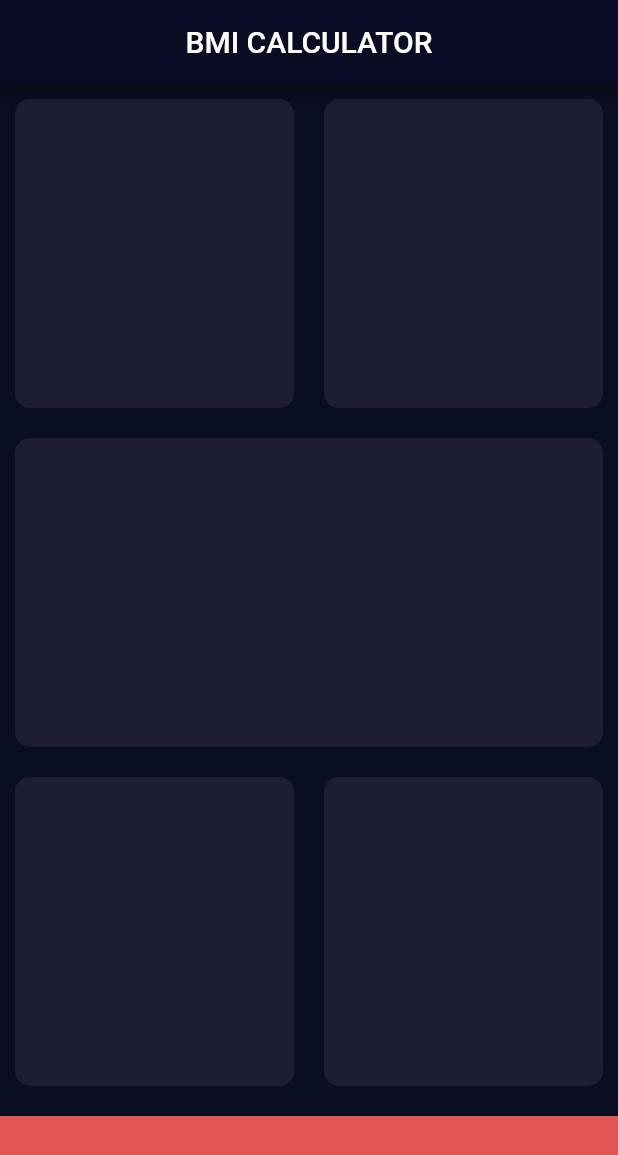
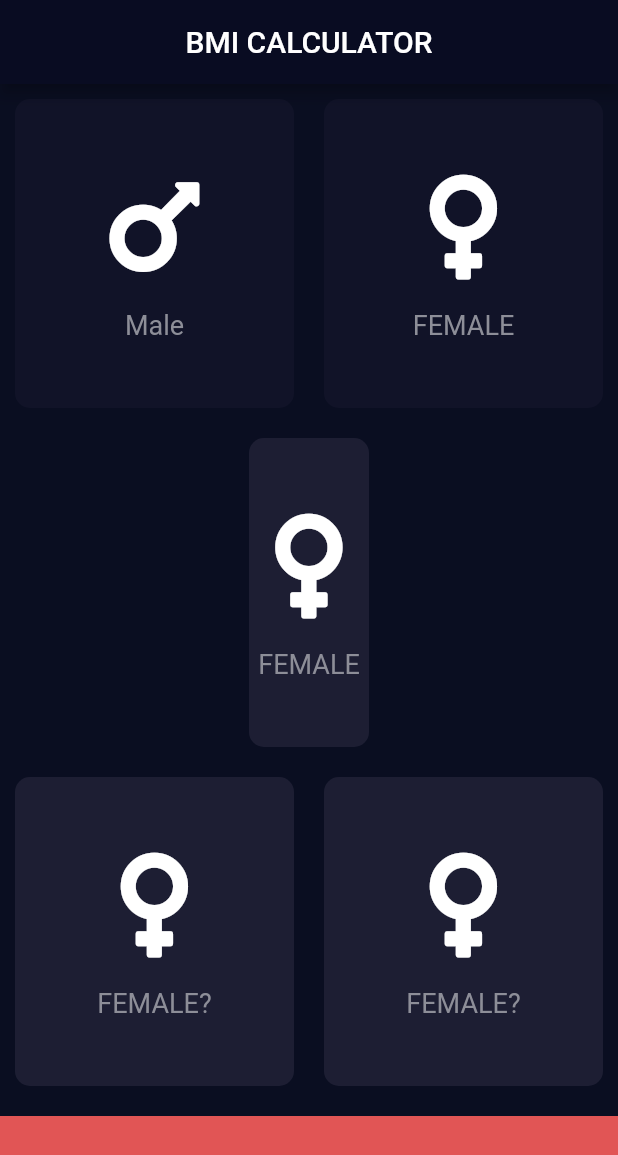
Before and after one commit to unalcan123/bmicalculator, a Flutter app: the screen it shows after launch, on a phone screen of 412 x 824 dp. Shown: the top 1155 px of the screen. Run offline on Flutter 3.47's test engine with Material 2 defaults, Android fonts, the phone set to English and light mode, and no system bars; our stand-ins replace font_awesome_flutter.

Commit message:
gece oldu

```diff
--- /dev/null
+++ b/lib/icon_content.dart
@@ -0,0 +1,25 @@
+import 'package:flutter/material.dart';
+
+const labelTextStyle = TextStyle(fontSize: 18, color: Color(0xff8d8e98));
+
+class IconContent extends StatelessWidget {
+  IconContent({required this.icon, required this.label});
+  final IconData icon;
+  final String label;
+  @override
+  Widget build(BuildContext context) {
+    return Column(
+      mainAxisAlignment: MainAxisAlignment.center,
+      children: [
+        Icon(
+          icon,
+          size: 80.0,
+        ),
+        const SizedBox(
+          height: 15.0,
+        ),
+        Text(label, style: labelTextStyle),
+      ],
+    );
+  }
+}
--- a/lib/input_page.dart
+++ b/lib/input_page.dart
@@ -1,8 +1,13 @@
+import 'package:bmicoculator/reusaable_card.dart';
 import 'package:flutter/material.dart';
+import 'package:font_awesome_flutter/font_awesome_flutter.dart';
+
+import 'icon_content.dart';
 
 const bottomContainerHeight = 80.0;
 const activeCardColor = Color(0xff1d1e33);
 const bottomContainerColor = Color(0xffe15555);
+const inactiveCardColor = Color(0xff111328);
 
 class InputPage extends StatefulWidget {
   const InputPage({Key? key}) : super(key: key);
@@ -12,6 +17,28 @@ class InputPage extends StatefulWidget {
 }
 
 class _InputPageState extends State<InputPage> {
+  Color maleCardColor = inactiveCardColor;
+  Color femaleCardColor = inactiveCardColor;
+
+  void updateColour(int gender) {
+    if (gender == 1) {
+      if (maleCardColor == inactiveCardColor) {
+        maleCardColor = activeCardColor;
+        femaleCardColor = inactiveCardColor;
+      } else {
+        maleCardColor = inactiveCardColor;
+      }
+    }
+    if (gender == 2) {
+      if (femaleCardColor == inactiveCardColor) {
+        femaleCardColor = activeCardColor;
+        maleCardColor = inactiveCardColor;
+      } else {
+        femaleCardColor = inactiveCardColor;
+      }
+    }
+  }
+
   @override
   Widget build(BuildContext context) {
     return Scaffold(
@@ -26,13 +53,36 @@ class _InputPageState extends State<InputPage> {
             child: Row(
               children: [
                 Expanded(
-                  child: ReuseableCard(
-                    colour: activeCardColor,
+                  child: GestureDetector(
+                    onTap: () {
+                      setState(() {
+                        updateColour(1);
+                      });
+                      print('male pressed');
+                    },
+                    child: ReuseableCard(
+                      colour: maleCardColor,
+                      cardChild: IconContent(
+                        icon: FontAwesomeIcons.mars,
+                        label: 'Male',
+                      ),
+                    ),
                   ),
                 ),
                 Expanded(
-                  child: ReuseableCard(
-                    colour: activeCardColor,
+                  child: GestureDetector(
+                    onTap: () {
+                      setState(() {
+                        updateColour(2);
+                      });
+                    },
+                    child: ReuseableCard(
+                      colour: femaleCardColor,
+                      cardChild: IconContent(
+                        icon: FontAwesomeIcons.venus,
+                        label: 'FEMALE',
+                      ),
+                    ),
                   ),
                 )
               ],
@@ -41,6 +91,10 @@ class _InputPageState extends State<InputPage> {
           Expanded(
             child: ReuseableCard(
               colour: activeCardColor,
+              cardChild: IconContent(
+                icon: FontAwesomeIcons.venus,
+                label: 'FEMALE',
+              ),
             ),
           ),
           Expanded(
@@ -49,11 +103,19 @@ class _InputPageState extends State<InputPage> {
                 Expanded(
                   child: ReuseableCard(
                     colour: activeCardColor,
+                    cardChild: IconContent(
+                      icon: FontAwesomeIcons.venus,
+                      label: 'FEMALE?',
+                    ),
                   ),
                 ),
                 Expanded(
                   child: ReuseableCard(
                     colour: activeCardColor,
+                    cardChild: IconContent(
+                      icon: FontAwesomeIcons.venus,
+                      label: 'FEMALE?',
+                    ),
                   ),
                 )
               ],
@@ -70,20 +132,3 @@ class _InputPageState extends State<InputPage> {
     );
   }
 }
-
-class ReuseableCard extends StatelessWidget {
-  ReuseableCard({Key? key, required this.colour}) : super(key: key);
-  final Color colour;
-  @override
-  Widget build(BuildContext context) {
-    return Container(
-      // height: 200,
-      // width: 170,
-      margin: const EdgeInsets.all(10.0),
-      decoration: BoxDecoration(
-        borderRadius: BorderRadius.circular(10.0),
-        color: colour,
-      ),
-    );
-  }
-}
--- /dev/null
+++ b/lib/reusaable_card.dart
@@ -0,0 +1,21 @@
+import 'package:flutter/material.dart';
+
+class ReuseableCard extends StatelessWidget {
+  const ReuseableCard({Key? key, required this.colour, required this.cardChild})
+      : super(key: key);
+  final Color colour;
+  final Widget cardChild;
+  @override
+  Widget build(BuildContext context) {
+    return Container(
+      child: cardChild,
+      // height: 200,
+      // width: 170,
+      margin: const EdgeInsets.all(10.0),
+      decoration: BoxDecoration(
+        borderRadius: BorderRadius.circular(10.0),
+        color: colour,
+      ),
+    );
+  }
+}
--- a/pubspec.yaml
+++ b/pubspec.yaml
@@ -34,6 +34,7 @@ dependencies:
   # The following adds the Cupertino Icons font to your application.
   # Use with the CupertinoIcons class for iOS style icons.
   cupertino_icons: ^1.0.2
+  font_awesome_flutter: ^9.2.0
 
 dev_dependencies:
   flutter_test:
```
Also changed, not shown: pubspec.lock.
